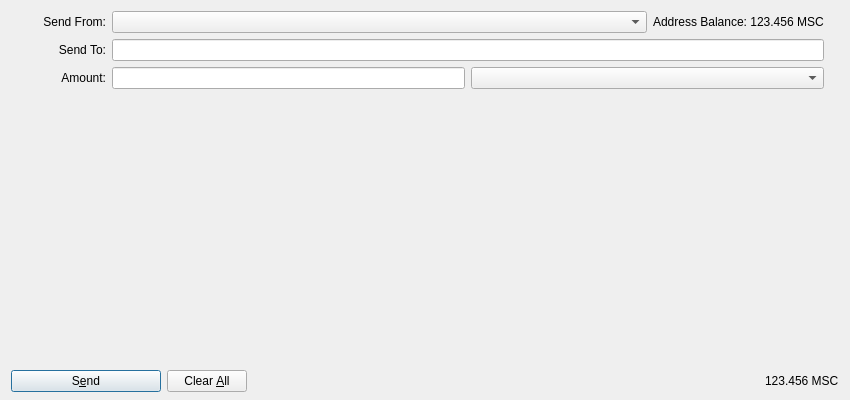
This is src/qt/forms/sendmpdialog.ui in romanman/mastercore as Qt 5 draws it before an edit. The edited form follows.
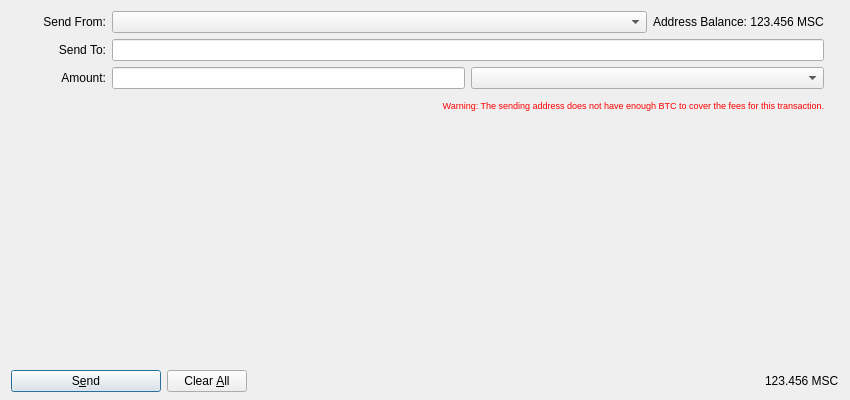
This is the edited form. Icons and pictures are not drawn.

Commit message: Add error message handling in and BTC fee check labelling

```diff
--- a/src/qt/forms/sendmpdialog.ui
+++ b/src/qt/forms/sendmpdialog.ui
@@ -40,7 +40,7 @@
         <height>351</height>
        </rect>
       </property>
-      <layout class="QVBoxLayout" name="verticalLayout_2" stretch="0,0,0,1">
+      <layout class="QVBoxLayout" name="verticalLayout_2" stretch="0,0,0,0,1">
        <property name="leftMargin">
         <number>0</number>
        </property>
@@ -215,6 +215,47 @@
          </item>
         </layout>
        </item>
+       <item>
+        <layout class="QHBoxLayout" name="horizontalLayout_4">
+         <property name="bottomMargin">
+          <number>0</number>
+         </property>
+         <item>
+          <widget class="QLabel" name="feeWarningLabel">
+           <property name="font">
+            <font>
+             <pointsize>7</pointsize>
+            </font>
+           </property>
+           <property name="styleSheet">
+            <string notr="true">QLabel { color:red;} </string>
+           </property>
+           <property name="text">
+            <string>Warning: The sending address does not have enough BTC to cover the fees for this transaction.</string>
+           </property>
+           <property name="alignment">
+            <set>Qt::AlignRight|Qt::AlignTrailing|Qt::AlignVCenter</set>
+           </property>
+          </widget>
+         </item>
+         <item>
+          <spacer name="horizontalSpacer_4">
+           <property name="orientation">
+            <enum>Qt::Horizontal</enum>
+           </property>
+           <property name="sizeType">
+            <enum>QSizePolicy::Fixed</enum>
+           </property>
+           <property name="sizeHint" stdset="0">
+            <size>
+             <width>15</width>
+             <height>20</height>
+            </size>
+           </property>
+          </spacer>
+         </item>
+        </layout>
+       </item>
        <item>
         <spacer name="verticalSpacer">
          <property name="orientation">
```
The commit also changes 1 other file.
